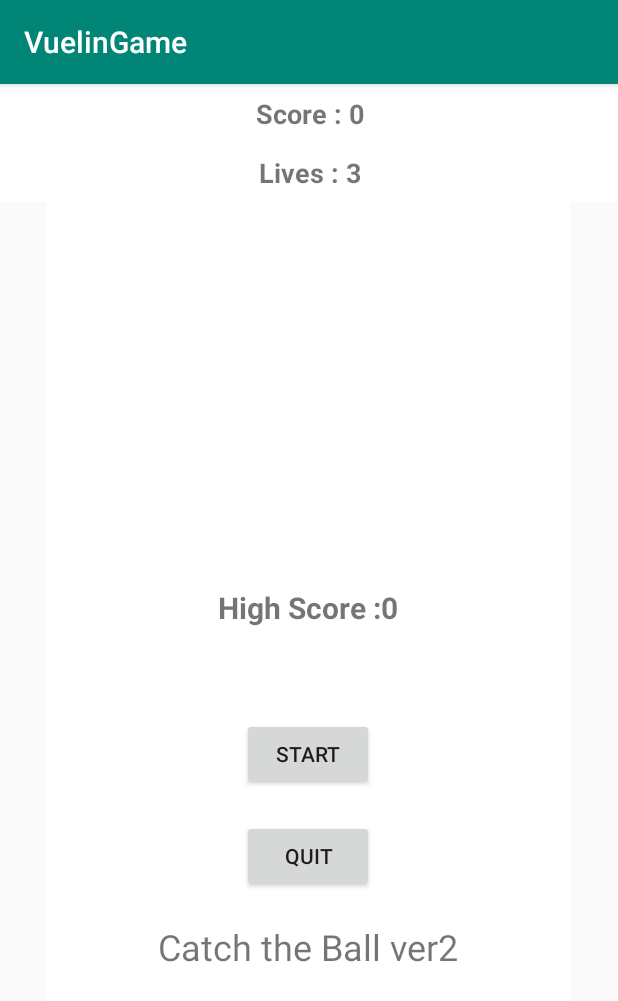
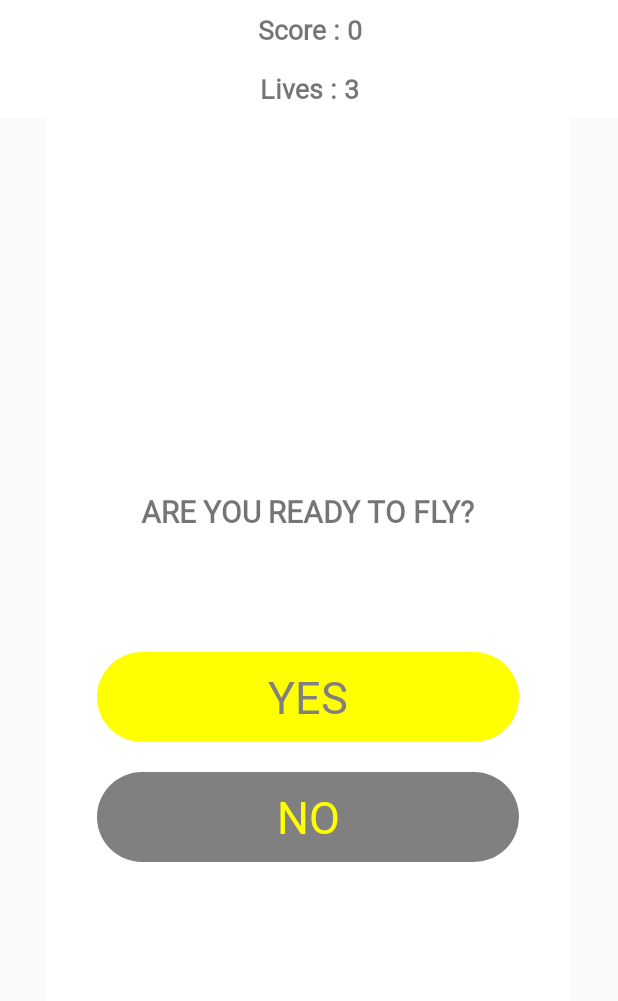
Before and after one commit to eduardpopa99/HackUPC2019, an Android app: the screen it shows after launch (GameActivity), after a tap on "START", on a phone screen of 412 x 824 dp. Shown: the top 1001 px of the screen. Run offline under Robolectric (Android 15) with nearby library versions, the phone set to English and light mode, and no system bars.

Commit message:
opcio si o no interface arreglada

```diff
--- a/app/src/main/java/com/example/vuelingame/MainActivity.java
+++ b/app/src/main/java/com/example/vuelingame/MainActivity.java
@@ -3,6 +3,7 @@ package com.example.vuelingame;
 import androidx.appcompat.app.AppCompatActivity;
 
 import android.content.Intent;
+import android.os.Build;
 import android.os.Bundle;
 import android.service.autofill.OnClickAction;
 import android.util.Log;
@@ -13,6 +14,7 @@ import android.widget.Button;
 public class MainActivity extends AppCompatActivity implements View.OnClickListener {
 
     Button buttonStart;
+    Button buttonQuit;
 
     @Override
     protected void onCreate(Bundle savedInstanceState) {
@@ -21,6 +23,9 @@ public class MainActivity extends AppCompatActivity implements View.OnClickListe
 
         buttonStart = findViewById(R.id.buttonStart);
         buttonStart.setOnClickListener(this);
+
+        buttonQuit = findViewById(R.id.buttonInfo);
+        buttonQuit.setOnClickListener(this);
 
     }
 
@@ -31,5 +36,10 @@ public class MainActivity extends AppCompatActivity implements View.OnClickListe
             finish();
             startActivity(new Intent(getApplicationContext(), GameActivity.class));
         }
+        else if(v == buttonQuit){
+            finish();
+            System.exit(0);
+
+        }
     }
 }
--- /dev/null
+++ b/app/src/main/res/drawable/return_button.xml
@@ -0,0 +1,28 @@
+<?xml version="1.0" encoding="utf-8"?>
+
+<shape xmlns:android="http://schemas.android.com/apk/res/android"
+    android:shape="rectangle" >
+
+    <solid
+        android:color="@color/grey" />
+
+
+    <corners
+        android:bottomLeftRadius="30dp"
+        android:bottomRightRadius="30dp"
+        android:radius="60dp"
+        android:topLeftRadius="30dp"
+        android:topRightRadius="30dp" />
+
+
+    <padding
+        android:bottom="0dp"
+        android:left="0dp"
+        android:right="0dp"
+        android:top="0dp" />
+
+    <size
+        android:height="60dp"
+        android:width="270dp" />
+
+</shape>
--- /dev/null
+++ b/app/src/main/res/drawable/start_button.xml
@@ -0,0 +1,28 @@
+<?xml version="1.0" encoding="utf-8"?>
+
+<shape xmlns:android="http://schemas.android.com/apk/res/android"
+    android:shape="rectangle" >
+
+    <solid
+        android:color="@color/yellow" />
+
+
+    <corners
+        android:bottomLeftRadius="30dp"
+        android:bottomRightRadius="30dp"
+        android:radius="60dp"
+        android:topLeftRadius="30dp"
+        android:topRightRadius="30dp" />
+
+
+    <padding
+        android:bottom="0dp"
+        android:left="0dp"
+        android:right="0dp"
+        android:top="0dp" />
+
+    <size
+        android:height="60dp"
+        android:width="270dp" />
+
+</shape>
--- a/app/src/main/res/layout/activity_game.xml
+++ b/app/src/main/res/layout/activity_game.xml
@@ -15,6 +15,7 @@
         android:gravity="center"
         android:paddingVertical="7dp"
         android:text="Score : 0"
+        android:fontFamily="@font/rubrik"
         android:textSize="18sp"
         android:textStyle="bold"
         app:layout_constraintTop_toTopOf="parent" />
@@ -27,6 +28,7 @@
         android:gravity="center"
         android:paddingVertical="7dp"
         android:text="Lives : 3"
+        android:fontFamily="@font/rubrik"
         android:textSize="18sp"
         android:textStyle="bold"
         app:layout_constraintTop_toTopOf="parent" />
@@ -79,35 +81,36 @@
             android:orientation="vertical">
 
             <TextView
-                android:id="@+id/highScoreLabel"
+                android:id="@+id/readyLabel"
                 android:layout_width="wrap_content"
                 android:layout_height="wrap_content"
-                android:layout_marginTop="80dp"
-                android:text="High Score : 0"
+                android:text="ARE YOU READY TO FLY?"
+                android:fontFamily="@font/rubrik"
                 android:textSize="20sp"
                 android:textStyle="bold" />
 
+            <Button
+                android:layout_width="281dp"
+                android:layout_height="wrap_content"
+                android:layout_marginTop="80dp"
+                android:background="@drawable/start_button"
+                android:fontFamily="@font/rubrik"
+                android:textColor="@color/grey"
+                android:textSize="30dp"
+                android:onClick="startGame"
+                android:text="YES" />
 
             <Button
-                android:layout_width="wrap_content"
-                android:layout_height="wrap_content"
-                android:layout_marginTop="60dp"
-                android:onClick="startGame"
-                android:text="START" />
-
-            <Button
-                android:layout_width="wrap_content"
+                android:layout_width="281dp"
                 android:layout_height="wrap_content"
                 android:layout_marginTop="20dp"
-                android:onClick="quitGame"
-                android:text="Quit" />
+                android:background="@drawable/return_button"
+                android:fontFamily="@font/rubrik"
+                android:textColor="@color/yellow"
+                android:textSize="30dp"
+                android:onClick="returnHome"
+                android:text="NO" />
 
-            <TextView
-                android:layout_width="wrap_content"
-                android:layout_height="wrap_content"
-                android:layout_marginTop="20dp"
-                android:text="Catch the Ball ver2"
-                android:textSize="24sp" />
 
         </LinearLayout>
 
--- a/app/src/main/res/values/colors.xml
+++ b/app/src/main/res/values/colors.xml
@@ -3,4 +3,6 @@
     <color name="colorPrimary">#008577</color>
     <color name="colorPrimaryDark">#00574B</color>
     <color name="colorAccent">#D81B60</color>
+    <color name="yellow">#ffff00</color>
+    <color name="grey">#808080</color>
 </resources>
--- a/app/src/main/res/values/styles.xml
+++ b/app/src/main/res/values/styles.xml
@@ -1,7 +1,7 @@
 <resources>
 
     <!-- Base application theme. -->
-    <style name="AppTheme" parent="Theme.AppCompat.Light.DarkActionBar">
+    <style name="AppTheme" parent="Theme.AppCompat.Light.NoActionBar">
         <!-- Customize your theme here. -->
         <item name="colorPrimary">@color/colorPrimary</item>
         <item name="colorPrimaryDark">@color/colorPrimaryDark</item>
```
Also changed, not shown: app/src/main/java/com/example/vuelingame/GameActivity.java (+59 -23 lines), app/src/main/res/drawable/info_button.xml (added, +28 -0 lines), app/src/main/res/layout/activity_main.xml (+25 -1 lines).
